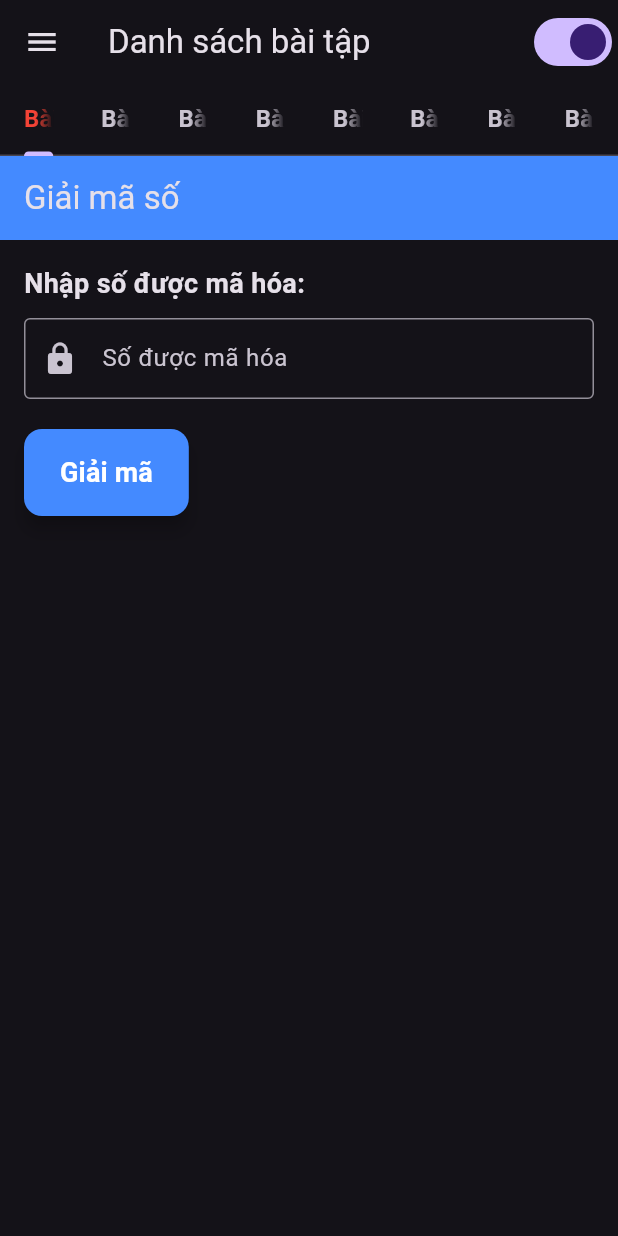
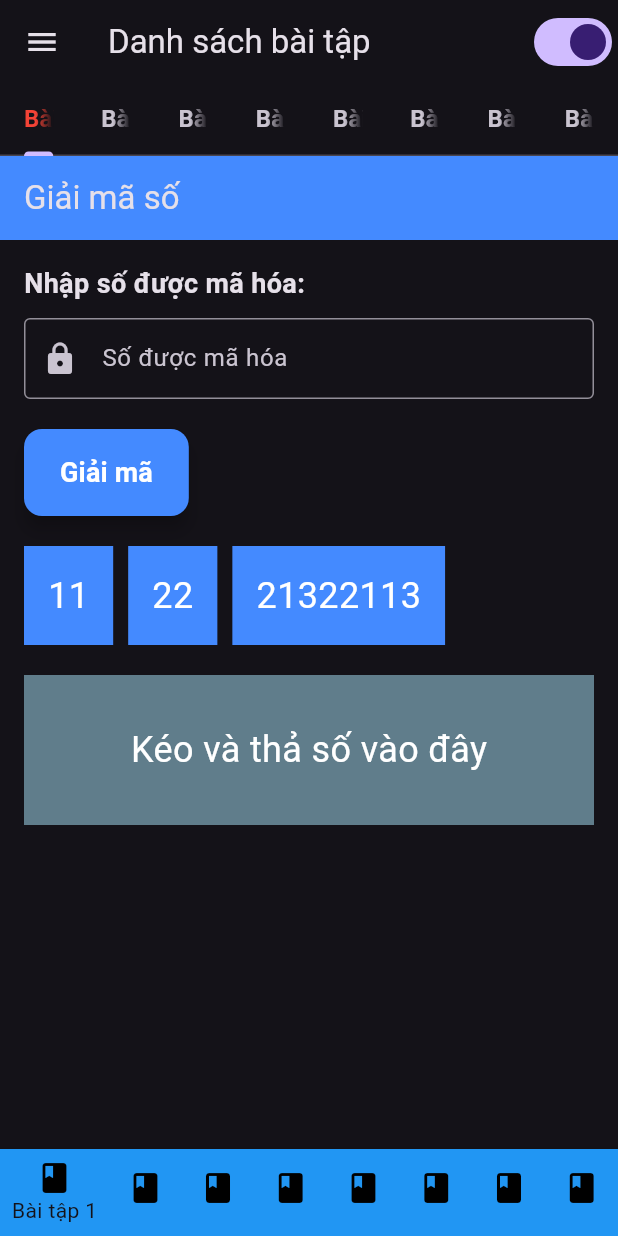
Before and after one commit to qminhminh/bai_tap_van_dung_CT_Quang_Minh, a Flutter app: the screen it shows after launch, on a phone screen of 412 x 824 dp. Run offline on Flutter 3.47's test engine with Material 3 defaults, Android fonts, the light colour scheme and no system bars.

Commit message:
fix bai 1

```diff
--- a/lib/bai_tap_1.dart
+++ b/lib/bai_tap_1.dart
@@ -1,4 +1,4 @@
-// ignore_for_file: library_private_types_in_public_api, use_key_in_widget_constructors, prefer_is_empty
+// ignore_for_file: sort_child_properties_last
 
 import 'package:flutter/material.dart';
 
@@ -9,30 +9,31 @@ class BaiTap01 extends StatefulWidget {
 
 class _BaiTap01State extends State<BaiTap01> {
   final TextEditingController _numberController = TextEditingController();
+  String _draggedNumber = "";
+
+  // List of numbers to be draggable
+  final List<String> _numbers = ['11', '22', '21322113'];
 
   // Hàm giải mã chuỗi, tìm lại M từ N
   String decode(String encoded) {
-    // Giữ chuỗi hiện tại là chuỗi kết quả ban đầu
     String current = encoded;
 
     while (true) {
       String next = '';
       int i = 0;
 
-      // Thực hiện việc giải mã theo dạng: "2" -> số lần lặp, "1" -> số xuất hiện
       while (i < current.length) {
-        int repeatCount = int.parse(current[i]); // Số lần lặp của số
-        String digit = current[i + 1]; // Số cần lặp
-        next += digit * repeatCount; // Thêm vào kết quả số được lặp nhiều lần
-        i += 2; // Tăng i để bỏ qua số đã được xử lý
+        int repeatCount = int.parse(current[i]);
+        String digit = current[i + 1];
+        next += digit * repeatCount;
+        i += 2;
       }
 
-      // Kiểm tra điều kiện dừng: Nếu chiều dài chuỗi giải mã <= 3, chuỗi đã quay về trạng thái ban đầu
       if (next.length <= 3) {
-        return next; // Đây là số M ban đầu
+        return next;
       }
 
-      current = next; // Cập nhật chuỗi cho lần lặp tiếp theo
+      current = next;
     }
   }
 
@@ -90,15 +91,14 @@ class _BaiTap01State extends State<BaiTap01> {
 
   // Handle decoding input
   void _decodeInput() {
+    String a = '';
     final String input = _numberController.text;
-
     if (input.isEmpty) {
-      _showErrorDialog('Vui lòng nhập một số được mã hóa.');
-      return;
+      a = _draggedNumber;
     }
 
     try {
-      final String result = decode(input);
+      final String result = decode(a);
       _showResultDialog(result);
     } catch (e) {
       _showErrorDialog('Một lỗi đã xảy ra trong khi giải mã.');
@@ -110,7 +110,7 @@ class _BaiTap01State extends State<BaiTap01> {
     return Scaffold(
       appBar: AppBar(
         title: const Text('Giải mã số'),
-        backgroundColor: Colors.blueAccent, // Thay đổi màu nền của AppBar
+        backgroundColor: Colors.blueAccent,
       ),
       body: Padding(
         padding: const EdgeInsets.all(16.0),
@@ -129,13 +129,11 @@ class _BaiTap01State extends State<BaiTap01> {
               controller: _numberController,
               keyboardType: TextInputType.number,
               decoration: const InputDecoration(
-                border:
-                    OutlineInputBorder(), // Thay đổi kiểu viền của TextField
+                border: OutlineInputBorder(),
                 labelText: 'Số được mã hóa',
-                prefixIcon: Icon(
-                    Icons.lock), // Thêm biểu tượng vào bên trái của TextField
-                contentPadding: EdgeInsets.symmetric(
-                    vertical: 15, horizontal: 10), // Thay đổi padding nội dung
+                prefixIcon: Icon(Icons.lock),
+                contentPadding:
+                    EdgeInsets.symmetric(vertical: 15, horizontal: 10),
               ),
             ),
             const SizedBox(height: 20),
@@ -143,23 +141,79 @@ class _BaiTap01State extends State<BaiTap01> {
               onPressed: _decodeInput,
               style: ElevatedButton.styleFrom(
                 foregroundColor: Colors.white,
-                backgroundColor: Colors.blueAccent, // Màu văn bản của nút
+                backgroundColor: Colors.blueAccent,
                 padding: const EdgeInsets.symmetric(
-                    vertical: 16.0,
-                    horizontal: 24.0), // Khoảng cách bên trong nút
+                    vertical: 16.0, horizontal: 24.0),
                 shape: RoundedRectangleBorder(
-                  borderRadius:
-                      BorderRadius.circular(12.0), // Bo tròn các góc của nút
+                  borderRadius: BorderRadius.circular(12.0),
                 ),
-                elevation: 5, // Độ cao bóng đổ của nút
+                elevation: 5,
               ),
               child: const Text(
                 'Giải mã',
                 style: TextStyle(
-                  fontSize: 18, // Kích thước chữ
-                  fontWeight: FontWeight.bold, // Độ đậm của chữ
+                  fontSize: 18,
+                  fontWeight: FontWeight.bold,
                 ),
               ),
+            ),
+            const SizedBox(height: 20),
+            // Draggable Widgets for each number in the list
+            Wrap(
+              spacing: 10,
+              runSpacing: 10,
+              children: _numbers.map((number) {
+                return Draggable<String>(
+                  data: number,
+                  child: Container(
+                    padding: const EdgeInsets.all(16),
+                    color: Colors.blueAccent,
+                    child: Text(
+                      number,
+                      style: const TextStyle(color: Colors.white, fontSize: 24),
+                    ),
+                  ),
+                  feedback: Container(
+                    padding: const EdgeInsets.all(16),
+                    color: Colors.blueAccent.withOpacity(0.5),
+                    child: Text(
+                      number,
+                      style: const TextStyle(color: Colors.white, fontSize: 24),
+                    ),
+                  ),
+                  childWhenDragging: Container(
+                    padding: const EdgeInsets.all(16),
+                    color: Colors.grey,
+                    child: Text(
+                      number,
+                      style: const TextStyle(color: Colors.white, fontSize: 24),
+                    ),
+                  ),
+                );
+              }).toList(),
+            ),
+            const SizedBox(height: 20),
+            // Drag Target Widget
+            DragTarget<String>(
+              onAccept: (data) {
+                setState(() {
+                  _draggedNumber = data;
+                });
+              },
+              builder: (context, candidateData, rejectedData) {
+                return Container(
+                  height: 100,
+                  color: Colors.blueGrey,
+                  child: Center(
+                    child: Text(
+                      _draggedNumber.isEmpty
+                          ? 'Kéo và thả số vào đây'
+                          : 'Số đã kéo: $_draggedNumber',
+                      style: const TextStyle(color: Colors.white, fontSize: 24),
+                    ),
+                  ),
+                );
+              },
             ),
           ],
         ),
--- a/lib/main.dart
+++ b/lib/main.dart
@@ -1,4 +1,4 @@
-// ignore_for_file: use_key_in_widget_constructors, library_private_types_in_public_api, unused_import
+// ignore_for_file: use_key_in_widget_constructors, library_private_types_in_public_api
 
 import 'package:bai_tap_van_dung_cty/bai_tap_1.dart';
 import 'package:bai_tap_van_dung_cty/bai_tap_2.dart';
@@ -8,7 +8,6 @@ import 'package:bai_tap_van_dung_cty/bai_tap_5.dart';
 import 'package:bai_tap_van_dung_cty/bai_tap_6.dart';
 import 'package:bai_tap_van_dung_cty/bai_tap_7.dart';
 import 'package:bai_tap_van_dung_cty/bai_tap_8.dart';
-import 'package:bai_tap_van_dung_cty/compo_buttton.dart';
 import 'package:flutter/material.dart';
 
 void main() {
@@ -19,7 +18,6 @@ class MyApp extends StatefulWidget {
   @override
   _MyAppState createState() => _MyAppState();
 
-  // Utility method to get the current instance of MyAppState
   static _MyAppState? of(BuildContext context) {
     return context.findAncestorStateOfType<_MyAppState>();
   }
@@ -51,25 +49,54 @@ class HomeScreen extends StatefulWidget {
   _HomeScreenState createState() => _HomeScreenState();
 }
 
-class _HomeScreenState extends State<HomeScreen> {
+class _HomeScreenState extends State<HomeScreen>
+    with SingleTickerProviderStateMixin {
+  int _currentIndex = 0;
   bool _isDarkMode = true;
+  late TabController _tabController;
+
+  final List<Widget> _pages = [
+    BaiTap01(),
+    const BaiTap02(),
+    const BaiTap03(),
+    const BaiTap04(),
+    const BaiTap05(),
+    const BaiTap06(),
+    const BaiTap07(),
+    const BaiTap08(),
+  ];
+
+  final List<String> _pageLabels = [
+    'Bài tập 1',
+    'Bài tập 2',
+    'Bài tập 3',
+    'Bài tập 4',
+    'Bài tập 5',
+    'Bài tập 6',
+    'Bài tập 7',
+    'Bài tập 8',
+  ];
+
+  @override
+  void initState() {
+    super.initState();
+    _tabController = TabController(length: _pageLabels.length, vsync: this);
+    _tabController.addListener(() {
+      setState(() {
+        _currentIndex = _tabController.index;
+      });
+    });
+  }
+
+  @override
+  void dispose() {
+    _tabController.dispose();
+    super.dispose();
+  }
 
   @override
   Widget build(BuildContext context) {
-    final List<Map<String, dynamic>> exercises = [
-      {'label': 'Bài tập 1', 'destination': BaiTap01()},
-      {'label': 'Bài tập 2', 'destination': const BaiTap02()},
-      {'label': 'Bài tập 3', 'destination': const BaiTap03()},
-      {'label': 'Bài tập 4', 'destination': const BaiTap04()},
-      {'label': 'Bài tập 5', 'destination': const BaiTap05()},
-      {'label': 'Bài tập 6', 'destination': const BaiTap06()},
-      {'label': 'Bài tập 7', 'destination': const BaiTap07()},
-      {'label': 'Bài tập 8', 'destination': const BaiTap08()},
-    ];
-
-    return DefaultTabController(
-      length: exercises.length,
-      child: Scaffold(
+    return Scaffold(
       appBar: AppBar(
         title: const Text('Danh sách bài tập'),
         actions: [
@@ -84,12 +111,11 @@ class _HomeScreenState extends State<HomeScreen> {
           ),
         ],
         bottom: TabBar(
+          controller: _tabController,
           labelStyle:
               const TextStyle(fontSize: 16, fontWeight: FontWeight.bold),
           labelColor: Colors.red,
-            tabs: exercises.map((exercise) {
-              return Tab(text: exercise['label'] as String);
-            }).toList(),
+          tabs: _pageLabels.map((label) => Tab(text: label)).toList(),
         ),
       ),
       drawer: Drawer(
@@ -108,34 +134,47 @@ class _HomeScreenState extends State<HomeScreen> {
                 ),
               ),
             ),
-              ...exercises.map((exercise) {
+            ...List.generate(_pageLabels.length, (index) {
               return ListTile(
                 title: Text(
-                    exercise['label'] as String,
-                    style: TextStyle(
-                      fontFamily: FontWeight.bold.toString(),
+                  _pageLabels[index],
+                  style: const TextStyle(
+                    fontWeight: FontWeight.bold,
                     color: Colors.red,
                     fontSize: 20,
                   ),
                 ),
                 onTap: () {
-                    Navigator.push(
-                      context,
-                      MaterialPageRoute(
-                        builder: (context) => exercise['destination'] as Widget,
-                      ),
-                    );
+                  setState(() {
+                    _currentIndex = index;
+                    _tabController.index = _currentIndex;
+                  });
+                  Navigator.pop(context);
                 },
               );
-              }).toList(),
+            }),
           ],
         ),
       ),
       body: TabBarView(
-          children: exercises.map((exercise) {
-            return exercise['destination'] as Widget;
-          }).toList(),
+        controller: _tabController,
+        children: _pages,
       ),
+      bottomNavigationBar: BottomNavigationBar(
+        currentIndex: _currentIndex,
+        onTap: (index) {
+          setState(() {
+            _currentIndex = index;
+            _tabController.index = _currentIndex;
+          });
+        },
+        items: List.generate(_pageLabels.length, (index) {
+          return BottomNavigationBarItem(
+            icon: const Icon(Icons.book, color: Colors.black),
+            label: _pageLabels[index],
+            backgroundColor: Colors.blue,
+          );
+        }),
       ),
     );
   }
```
Lines whose indentation alone changed are shown as unchanged.
